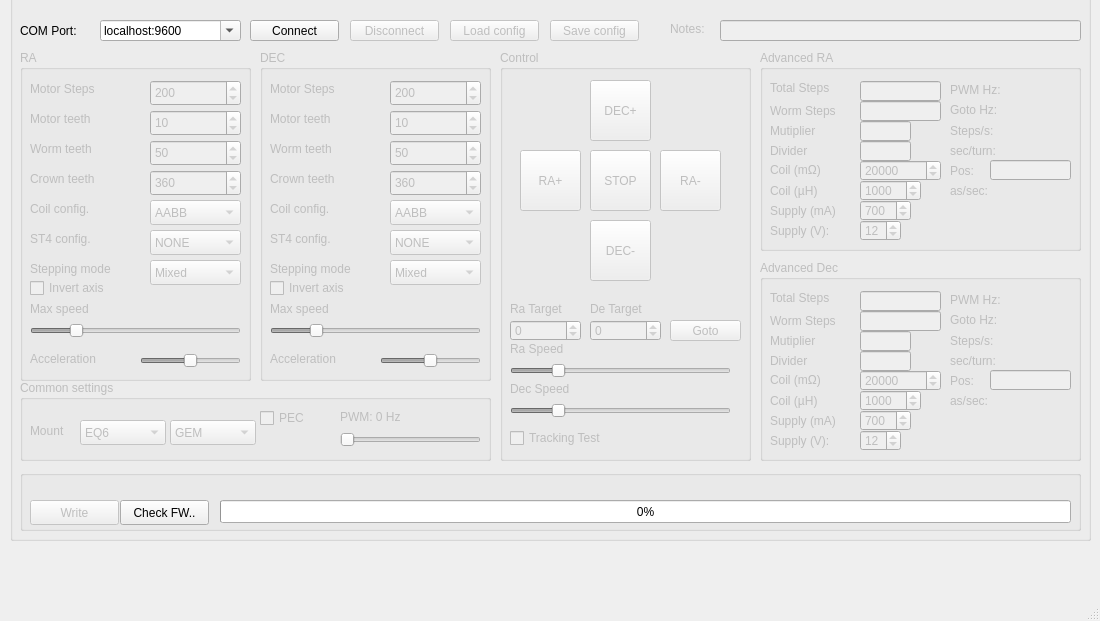
ahp-electronics/gt-configurator, file mainwindow.ui: the form before one commit.
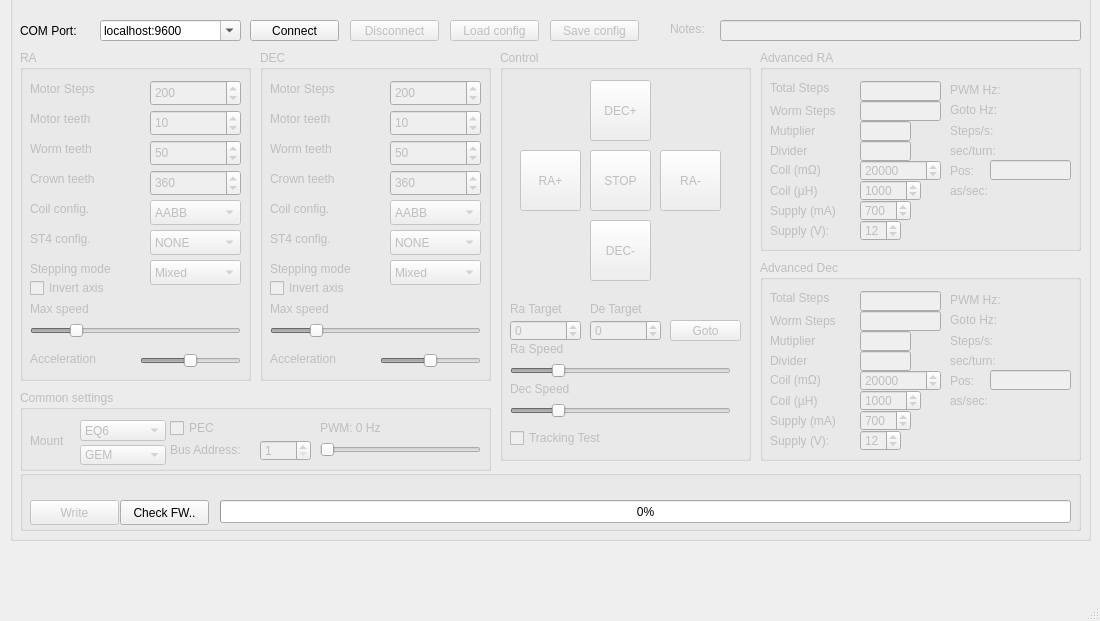
The form after the commit.

Diff of the .ui file:
```diff
--- a/mainwindow.ui
+++ b/mainwindow.ui
@@ -1050,7 +1050,7 @@
      <property name="geometry">
       <rect>
        <x>10</x>
-       <y>390</y>
+       <y>400</y>
        <width>471</width>
        <height>81</height>
       </rect>
@@ -1075,9 +1075,9 @@
       <property name="geometry">
        <rect>
         <x>60</x>
-        <y>40</y>
+        <y>30</y>
         <width>86</width>
-        <height>25</height>
+        <height>21</height>
        </rect>
       </property>
       <item>
@@ -1144,9 +1144,9 @@
      <widget class="QLabel" name="PWMFreq_label">
       <property name="geometry">
        <rect>
-        <x>320</x>
-        <y>29</y>
-        <width>141</width>
+        <x>300</x>
+        <y>30</y>
+        <width>161</width>
         <height>16</height>
        </rect>
       </property>
@@ -1157,9 +1157,9 @@
      <widget class="QSlider" name="PWMFreq">
       <property name="geometry">
        <rect>
-        <x>320</x>
+        <x>300</x>
         <y>50</y>
-        <width>141</width>
+        <width>161</width>
         <height>20</height>
        </rect>
       </property>
@@ -1182,10 +1182,10 @@
      <widget class="QComboBox" name="MountStyle">
       <property name="geometry">
        <rect>
-        <x>150</x>
-        <y>40</y>
+        <x>60</x>
+        <y>55</y>
         <width>86</width>
-        <height>25</height>
+        <height>20</height>
        </rect>
       </property>
       <item>
@@ -1207,9 +1207,9 @@
      <widget class="QCheckBox" name="PPEC">
       <property name="geometry">
        <rect>
-        <x>240</x>
+        <x>150</x>
         <y>30</y>
-        <width>61</width>
+        <width>51</width>
         <height>16</height>
        </rect>
       </property>
@@ -1217,6 +1217,38 @@
        <string>PEC</string>
       </property>
      </widget>
+     <widget class="QSpinBox" name="Address">
+      <property name="geometry">
+       <rect>
+        <x>240</x>
+        <y>50</y>
+        <width>51</width>
+        <height>21</height>
+       </rect>
+      </property>
+      <property name="minimum">
+       <number>1</number>
+      </property>
+      <property name="maximum">
+       <number>127</number>
+      </property>
+      <property name="value">
+       <number>1</number>
+      </property>
+     </widget>
+     <widget class="QLabel" name="label_12">
+      <property name="geometry">
+       <rect>
+        <x>150</x>
+        <y>49</y>
+        <width>91</width>
+        <height>21</height>
+       </rect>
+      </property>
+      <property name="text">
+       <string>Bus Address:</string>
+      </property>
+     </widget>
     </widget>
     <widget class="QComboBox" name="ComPort">
      <property name="geometry">
```
